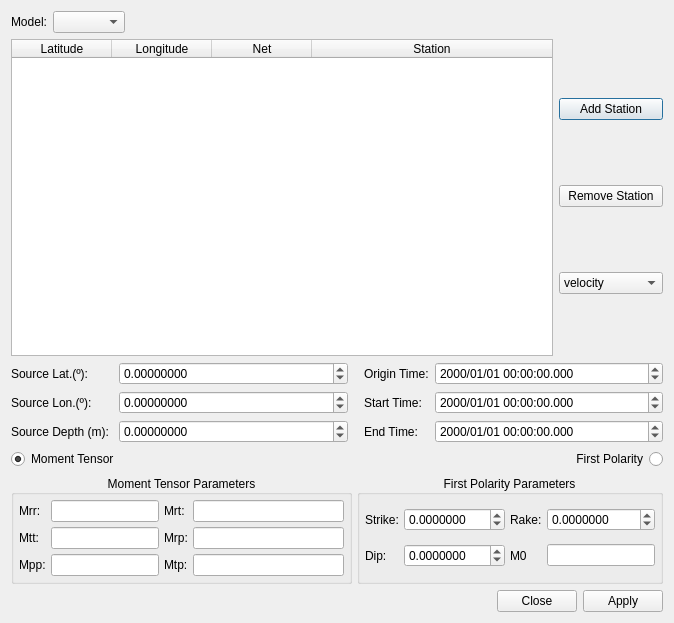
This is isp/resources/designer_uis/SyntheticsGeneratorDialog.ui in ProjectISP/ISP as Qt 5 draws it before an edit. The edited form follows.
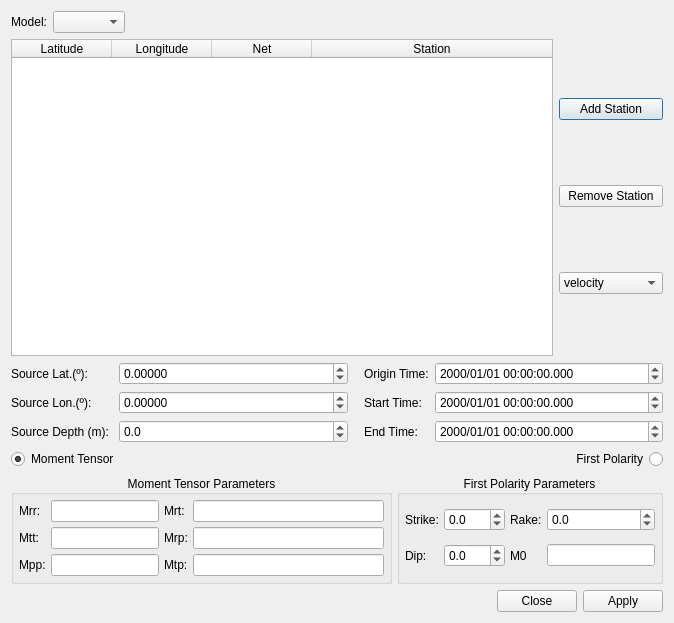
This is the edited form.

Commit message: Synthetic Generator decimals corrected

The edit to the form file:
```diff
--- a/isp/resources/designer_uis/SyntheticsGeneratorDialog.ui
+++ b/isp/resources/designer_uis/SyntheticsGeneratorDialog.ui
@@ -185,7 +185,7 @@
      <item row="0" column="1">
       <widget class="QDoubleSpinBox" name="doubleSBSrcLat">
        <property name="decimals">
-        <number>8</number>
+        <number>5</number>
        </property>
        <property name="minimum">
         <double>-90.000000000000000</double>
@@ -237,7 +237,7 @@
      <item row="1" column="1">
       <widget class="QDoubleSpinBox" name="doubleSBSrcLon">
        <property name="decimals">
-        <number>8</number>
+        <number>5</number>
        </property>
        <property name="minimum">
         <double>-180.000000000000000</double>
@@ -263,7 +263,7 @@
      <item row="2" column="1">
       <widget class="QDoubleSpinBox" name="doubleSBDep">
        <property name="decimals">
-        <number>8</number>
+        <number>1</number>
        </property>
        <property name="minimum">
         <double>-20000.000000000000000</double>
@@ -550,7 +550,7 @@
            </sizepolicy>
           </property>
           <property name="decimals">
-           <number>7</number>
+           <number>1</number>
           </property>
           <property name="minimum">
            <double>-360.000000000000000</double>
@@ -595,7 +595,7 @@
            </sizepolicy>
           </property>
           <property name="decimals">
-           <number>7</number>
+           <number>1</number>
           </property>
           <property name="minimum">
            <double>-360.000000000000000</double>
@@ -614,7 +614,7 @@
            </sizepolicy>
           </property>
           <property name="decimals">
-           <number>7</number>
+           <number>1</number>
           </property>
           <property name="minimum">
            <double>-360.000000000000000</double>
```
